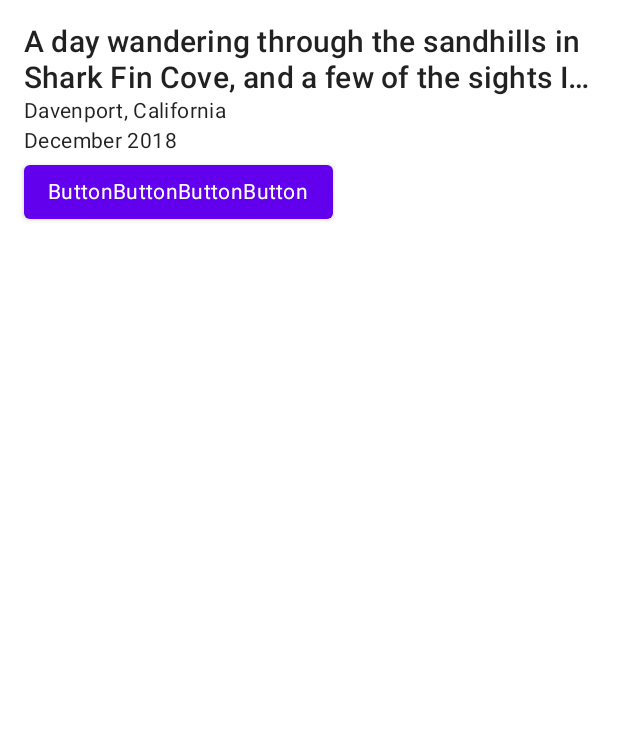
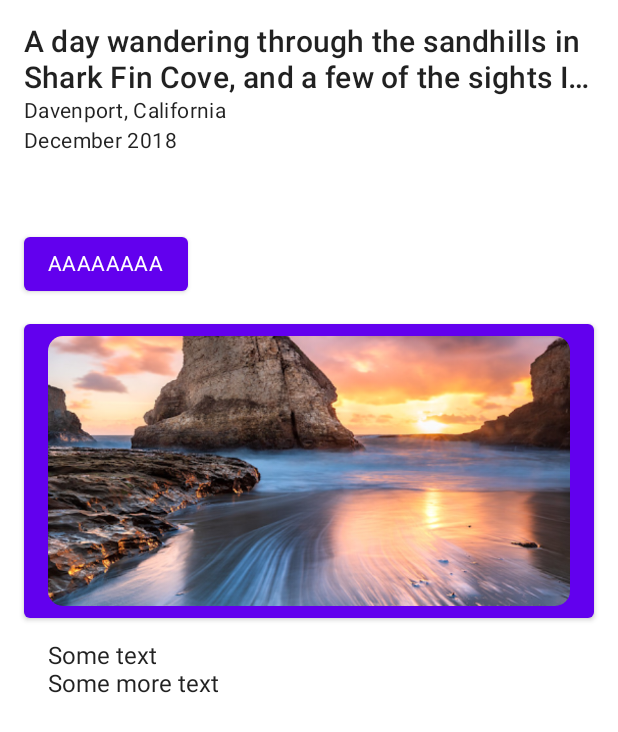
Before and after one commit to thatCbin/ComposeUi, an Android app built with Jetpack Compose: the screen it shows after launch (MainActivity), on a phone screen of 412 x 824 dp. Shown: the top 732 px of the screen. Run offline under Robolectric (Android 15) with nearby library versions, the phone set to English and light mode, and no system bars.

Commit message:
更多Compose用法

```diff
--- a/app/src/main/AndroidManifest.xml
+++ b/app/src/main/AndroidManifest.xml
@@ -20,6 +20,9 @@
                 <category android:name="android.intent.category.LAUNCHER" />
             </intent-filter>
         </activity>
+
+        <activity android:name=".RowActivity" />
+
     </application>
 
 </manifest>
--- a/app/src/main/java/com/cbin/compseui/MainActivity.kt
+++ b/app/src/main/java/com/cbin/compseui/MainActivity.kt
@@ -1,21 +1,22 @@
 package com.cbin.compseui
 
+import android.content.Context
+import android.content.Intent
 import android.os.Bundle
-import android.view.View
 import android.widget.Toast
 import androidx.activity.ComponentActivity
 import androidx.activity.compose.setContent
 import androidx.compose.foundation.Image
 import androidx.compose.foundation.layout.*
+import androidx.compose.foundation.shape.RoundedCornerShape
 import androidx.compose.material.Button
 import androidx.compose.material.MaterialTheme.typography
 import androidx.compose.material.Text
 import androidx.compose.runtime.Composable
 import androidx.compose.ui.Modifier
-import androidx.compose.ui.geometry.Offset
-import androidx.compose.ui.graphics.Canvas
+import androidx.compose.ui.draw.clip
+import androidx.compose.ui.layout.ContentScale
 import androidx.compose.ui.res.painterResource
-import androidx.compose.ui.semantics.Role
 import androidx.compose.ui.text.style.TextOverflow
 import androidx.compose.ui.tooling.preview.Preview
 import androidx.compose.ui.unit.dp
@@ -31,8 +32,26 @@ class MainActivity : ComponentActivity() {
         }
     }
 
+
+    private fun btnClick() {
+        RowActivity.start(this)
+    }
+
+    private fun btn2Click() {
+        Toast.makeText(applicationContext, "B", Toast.LENGTH_LONG).show()
+    }
+
+    /**
+     * ui
+     */
+    @Preview(showBackground = true, showSystemUi = true)
     @Composable
     fun NewsStory() {
+        Column(
+            //verticalArrangement: Arrangement. Vertical = Arrangement . Top,
+            //horizontalAlignment: Alignment.Horizontal = Alignment.Start,
+        ) {
+
             Column(modifier = Modifier.padding(16.dp)) {
                 Text(
                     text = "A day wandering through the sandhills in Shark Fin Cove, and a few of the sights I saw",
@@ -49,17 +68,52 @@ class MainActivity : ComponentActivity() {
                     text = "December 2018",
                     style = typography.body2
                 )
+                Spacer(Modifier.height(16.dp))
+            }
+
+            Column(modifier = Modifier.padding(16.dp)) {
+
                 Button(
-                onClick = { Toast.makeText(applicationContext, "BBBBBB", Toast.LENGTH_LONG).show() }
+                    onClick = { btnClick() }
                 ) {
                     Text(
-                    text = "ButtonButtonButtonButton",
-                    style = typography.body2
+                        text = "AAAAAAAA",
+                        style = typography.body2,
+                    )
+                }
+
+                Spacer(Modifier.height(16.dp))
+
+                Button(
+                    onClick = {
+                        btn2Click()
+                    },
+                ) {
+                    Image(
+                        painter = painterResource(id = R.drawable.header),
+                        contentDescription = "",
+                        modifier = Modifier
+                            .height(180.dp)
+                            .fillMaxWidth()
+                            .clip(shape = RoundedCornerShape(10.dp)),
+                        contentScale = ContentScale.Crop
+                    )
+                }
+                Column(
+                    modifier = Modifier.padding(16.dp),
+                    content = {
+                        Text("Some text")
+                        Text("Some more text")
+                    }
                 )
             }
         }
 
     }
 
-
+    companion object {
+        fun start(context: Context) {
+            context.startActivity(Intent(context, MainActivity::class.java))
         }
+    }
+}
```
Also changed, not shown: app/src/main/java/com/cbin/compseui/RowActivity.kt (added, +123 -0 lines), app/src/main/res/drawable/header.png (added). Lines whose indentation alone changed are shown as unchanged.
